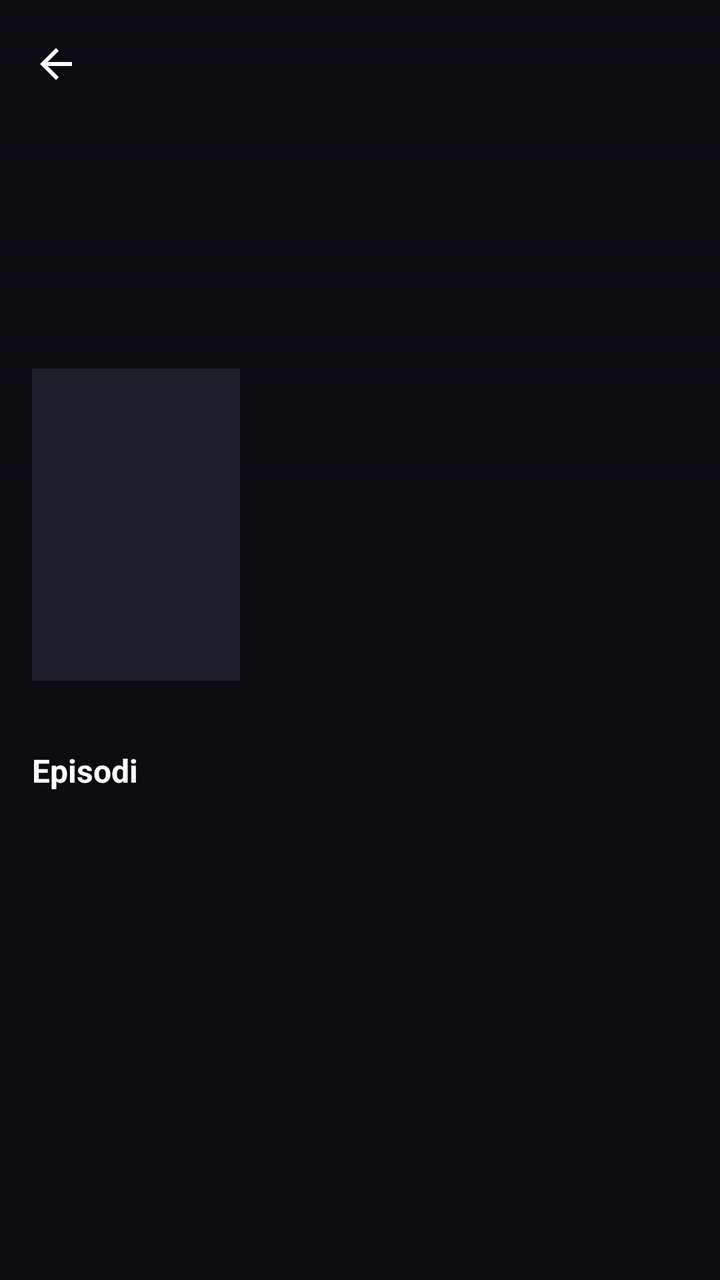
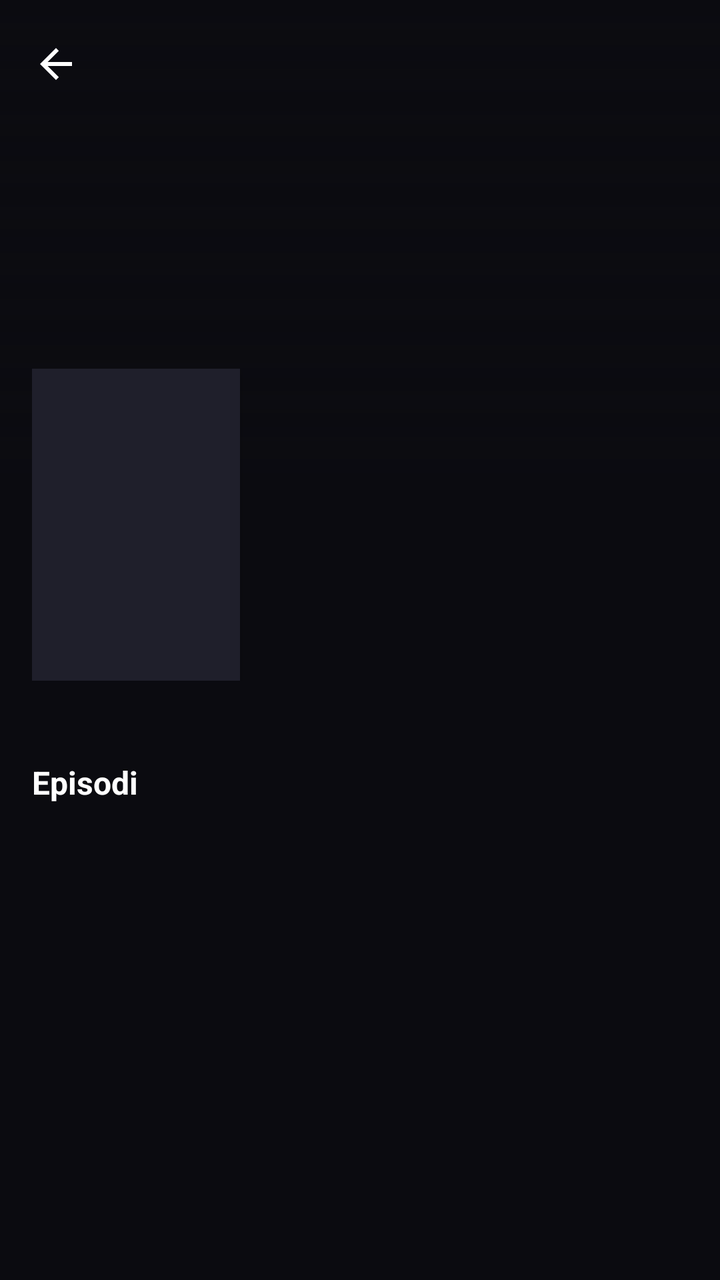

Two renders of the same Android screen: before a commit and after it. Below are the layout's source before the change and the commit's diff.
<!-- AndroidManifest.xml: application theme AppTheme -->
<!-- res/layout/activity_detail.xml -->
<?xml version="1.0" encoding="utf-8"?>
<LinearLayout xmlns:android="http://schemas.android.com/apk/res/android"
    android:layout_width="match_parent"
    android:layout_height="match_parent"
    android:orientation="vertical"
    android:background="@color/bg">

    <ScrollView
        android:id="@+id/d_header_scroll"
        android:layout_width="match_parent"
        android:layout_height="wrap_content"
        android:scrollbars="none">

        <LinearLayout
            android:layout_width="match_parent"
            android:layout_height="wrap_content"
            android:orientation="vertical">

            <FrameLayout
                android:layout_width="match_parent"
                android:layout_height="wrap_content">

                <ImageView
                    android:id="@+id/d_backdrop"
                    android:layout_width="match_parent"
                    android:layout_height="240dp"
                    android:scaleType="centerCrop"
                    android:contentDescription="@string/poster" />

                <ImageView
                    android:layout_width="match_parent"
                    android:layout_height="240dp"
                    android:src="@drawable/scrim_bottom"
                    android:contentDescription="@null" />

                <ImageView
                    android:id="@+id/d_back"
                    android:layout_width="40dp"
                    android:layout_height="40dp"
                    android:layout_marginStart="8dp"
                    android:layout_marginTop="12dp"
                    android:padding="8dp"
                    android:src="@drawable/ic_arrow_back"
                    android:tint="#FFFFFF"
                    android:background="?android:attr/selectableItemBackgroundBorderless"
                    android:contentDescription="@android:string/cancel" />
            </FrameLayout>

            <LinearLayout
                android:layout_width="match_parent"
                android:layout_height="wrap_content"
                android:orientation="horizontal"
                android:paddingStart="16dp"
                android:paddingEnd="16dp"
                android:layout_marginTop="-56dp">

                <ImageView
                    android:id="@+id/d_poster"
                    android:layout_width="104dp"
                    android:layout_height="156dp"
                    android:scaleType="centerCrop"
                    android:background="@color/surface2"
                    android:elevation="4dp"
                    android:contentDescription="@string/poster" />

                <LinearLayout
                    android:layout_width="0dp"
                    android:layout_height="wrap_content"
                    android:layout_weight="1"
                    android:layout_marginStart="14dp"
                    android:orientation="vertical">

                    <TextView
                        android:id="@+id/d_title"
                        android:layout_width="match_parent"
                        android:layout_height="wrap_content"
                        android:textSize="19sp"
                        android:textStyle="bold"
                        android:maxLines="3"
                        android:ellipsize="end"
                        android:textColor="@color/text_primary" />

                    <TextView
                        android:id="@+id/d_count"
                        android:layout_width="match_parent"
                        android:layout_height="wrap_content"
                        android:layout_marginTop="6dp"
                        android:textSize="13sp"
                        android:textColor="@color/accent" />
                </LinearLayout>
            </LinearLayout>

            <HorizontalScrollView
                android:layout_width="match_parent"
                android:layout_height="wrap_content"
                android:scrollbars="none"
                android:paddingStart="16dp"
                android:paddingEnd="16dp"
                android:layout_marginTop="14dp">

                <LinearLayout
                    android:id="@+id/d_chips"
                    android:layout_width="wrap_content"
                    android:layout_height="wrap_content"
                    android:orientation="horizontal" />
            </HorizontalScrollView>
        </LinearLayout>
    </ScrollView>

    <TextView
        android:layout_width="wrap_content"
        android:layout_height="wrap_content"
        android:paddingStart="16dp"
        android:paddingEnd="16dp"
        android:paddingTop="20dp"
        android:paddingBottom="10dp"
        android:text="@string/episodes_header"
        android:textSize="16sp"
        android:textStyle="bold"
        android:textColor="@color/text_primary" />

    <ListView
        android:id="@+id/d_list"
        android:layout_width="match_parent"
        android:layout_height="0dp"
        android:layout_weight="1"
        android:divider="@null"
        android:dividerHeight="0dp"
        android:scrollbars="none"
        android:listSelector="?android:attr/selectableItemBackground" />
</LinearLayout>
<!-- resources referenced by this layout -->
<resources>
  <color name="accent">#7C5CFC</color>
  <color name="bg">#0B0B10</color>
  <color name="surface2">#1F1F2B</color>
  <color name="text_primary">#FFFFFF</color>
  <!-- drawable ic_arrow_back (drawable) -->
  <?xml version="1.0" encoding="utf-8"?>
  <vector xmlns:android="http://schemas.android.com/apk/res/android"
      android:width="24dp" android:height="24dp"
      android:viewportWidth="24" android:viewportHeight="24">
      <path
          android:fillColor="#FFFFFFFF"
          android:pathData="M20,11H7.83l5.59,-5.59L12,4l-8,8 8,8 1.41,-1.41L7.83,13H20v-2z" />
  </vector>
  <!-- drawable scrim_bottom (drawable) -->
  <?xml version="1.0" encoding="utf-8"?>
  <shape xmlns:android="http://schemas.android.com/apk/res/android" android:shape="rectangle">
      <gradient
          android:angle="270"
          android:startColor="#00000000"
          android:endColor="#F20B0B10" />
  </shape>
  <string name="episodes_header">Episodi</string>
  <string name="poster">Copertina</string>
  <style name="AppTheme" parent="android:Theme.Material.NoActionBar">
          <item name="android:colorPrimary">@color/accent</item>
          <item name="android:colorPrimaryDark">@color/bg</item>
          <item name="android:colorAccent">@color/accent</item>
          <item name="android:windowBackground">@color/bg</item>
          <item name="android:statusBarColor">@color/bg</item>
          <item name="android:navigationBarColor">@color/bg</item>
          <item name="android:textColorPrimary">@color/text_primary</item>
          <item name="android:textColorSecondary">@color/text_secondary</item>
          <item name="android:windowLightStatusBar">false</item>
      </style>
  <color name="text_secondary">#A0A4B8</color>
</resources>

<!-- the commit's change to res/layout/activity_detail.xml (unified diff, before → after) -->
@@ -11,100 +11,9 @@
         android:layout_height="wrap_content"
         android:scrollbars="none">
 
-        <LinearLayout
-            android:layout_width="match_parent"
-            android:layout_height="wrap_content"
-            android:orientation="vertical">
-
-            <FrameLayout
-                android:layout_width="match_parent"
-                android:layout_height="wrap_content">
-
-                <ImageView
-                    android:id="@+id/d_backdrop"
-                    android:layout_width="match_parent"
-                    android:layout_height="240dp"
-                    android:scaleType="centerCrop"
-                    android:contentDescription="@string/poster" />
-
-                <ImageView
-                    android:layout_width="match_parent"
-                    android:layout_height="240dp"
-                    android:src="@drawable/scrim_bottom"
-                    android:contentDescription="@null" />
-
-                <ImageView
-                    android:id="@+id/d_back"
-                    android:layout_width="40dp"
-                    android:layout_height="40dp"
-                    android:layout_marginStart="8dp"
-                    android:layout_marginTop="12dp"
-                    android:padding="8dp"
-                    android:src="@drawable/ic_arrow_back"
-                    android:tint="#FFFFFF"
-                    android:background="?android:attr/selectableItemBackgroundBorderless"
-                    android:contentDescription="@android:string/cancel" />
-            </FrameLayout>
-
-            <LinearLayout
-                android:layout_width="match_parent"
-                android:layout_height="wrap_content"
-                android:orientation="horizontal"
-                android:paddingStart="16dp"
-                android:paddingEnd="16dp"
-                android:layout_marginTop="-56dp">
-
-                <ImageView
-                    android:id="@+id/d_poster"
-                    android:layout_width="104dp"
-                    android:layout_height="156dp"
-                    android:scaleType="centerCrop"
-                    android:background="@color/surface2"
-                    android:elevation="4dp"
-                    android:contentDescription="@string/poster" />
-
-                <LinearLayout
-                    android:layout_width="0dp"
-                    android:layout_height="wrap_content"
-                    android:layout_weight="1"
-                    android:layout_marginStart="14dp"
-                    android:orientation="vertical">
-
-                    <TextView
-                        android:id="@+id/d_title"
-                        android:layout_width="match_parent"
-                        android:layout_height="wrap_content"
-                        android:textSize="19sp"
-                        android:textStyle="bold"
-                        android:maxLines="3"
-                        android:ellipsize="end"
-                        android:textColor="@color/text_primary" />
-
-                    <TextView
-                        android:id="@+id/d_count"
-                        android:layout_width="match_parent"
-                        android:layout_height="wrap_content"
-                        android:layout_marginTop="6dp"
-                        android:textSize="13sp"
-                        android:textColor="@color/accent" />
-                </LinearLayout>
-            </LinearLayout>
-
-            <HorizontalScrollView
-                android:layout_width="match_parent"
-                android:layout_height="wrap_content"
-                android:scrollbars="none"
-                android:paddingStart="16dp"
-                android:paddingEnd="16dp"
-                android:layout_marginTop="14dp">
-
-                <LinearLayout
-                    android:id="@+id/d_chips"
-                    android:layout_width="wrap_content"
-                    android:layout_height="wrap_content"
-                    android:orientation="horizontal" />
-            </HorizontalScrollView>
-        </LinearLayout>
+        <include
+            android:id="@+id/d_header"
+            layout="@layout/detail_header" />
     </ScrollView>
 
     <TextView
@@ -129,3 +38,102 @@
         android:scrollbars="none"
         android:listSelector="?android:attr/selectableItemBackground" />
 </LinearLayout>
+<!-- res/layout/detail_header.xml (included above) -->
+<?xml version="1.0" encoding="utf-8"?>
+<LinearLayout xmlns:android="http://schemas.android.com/apk/res/android"
+    android:layout_width="match_parent"
+    android:layout_height="wrap_content"
+    android:orientation="vertical">
+
+    <FrameLayout
+        android:layout_width="match_parent"
+        android:layout_height="wrap_content">
+
+        <ImageView
+            android:id="@+id/d_backdrop"
+            android:layout_width="match_parent"
+            android:layout_height="240dp"
+            android:scaleType="centerCrop"
+            android:contentDescription="@string/poster" />
+
+        <ImageView
+            android:layout_width="match_parent"
+            android:layout_height="240dp"
+            android:src="@drawable/scrim_bottom"
+            android:contentDescription="@null" />
+
+        <ImageView
+            android:id="@+id/d_back"
+            android:layout_width="40dp"
+            android:layout_height="40dp"
+            android:layout_marginStart="8dp"
+            android:layout_marginTop="12dp"
+            android:padding="8dp"
+            android:src="@drawable/ic_arrow_back"
+            android:tint="#FFFFFF"
+            android:clickable="true"
+            android:focusable="true"
+            android:background="?android:attr/selectableItemBackgroundBorderless"
+            android:contentDescription="@android:string/cancel" />
+    </FrameLayout>
+
+    <LinearLayout
+        android:layout_width="match_parent"
+        android:layout_height="wrap_content"
+        android:orientation="horizontal"
+        android:paddingStart="16dp"
+        android:paddingEnd="16dp"
+        android:layout_marginTop="-56dp">
+
+        <ImageView
+            android:id="@+id/d_poster"
+            android:layout_width="104dp"
+            android:layout_height="156dp"
+            android:scaleType="centerCrop"
+            android:background="@color/surface2"
+            android:elevation="4dp"
+            android:contentDescription="@string/poster" />
+
+        <LinearLayout
+            android:layout_width="0dp"
+            android:layout_height="wrap_content"
+            android:layout_weight="1"
+            android:layout_marginStart="14dp"
+            android:orientation="vertical">
+
+            <TextView
+                android:id="@+id/d_title"
+                android:layout_width="match_parent"
+                android:layout_height="wrap_content"
+                android:textSize="19sp"
+                android:textStyle="bold"
+                android:maxLines="3"
+                android:ellipsize="end"
+                android:textColor="@color/text_primary" />
+
+            <TextView
+                android:id="@+id/d_count"
+                android:layout_width="match_parent"
+                android:layout_height="wrap_content"
+                android:layout_marginTop="6dp"
+                android:textSize="13sp"
+                android:textColor="@color/accent" />
+        </LinearLayout>
+    </LinearLayout>
+
+    <HorizontalScrollView
+        android:layout_width="match_parent"
+        android:layout_height="wrap_content"
+        android:scrollbars="none"
+        android:paddingStart="16dp"
+        android:paddingEnd="16dp"
+        android:layout_marginTop="14dp"
+        android:layout_marginBottom="6dp">
+
+        <LinearLayout
+            android:id="@+id/d_chips"
+            android:layout_width="wrap_content"
+            android:layout_height="wrap_content"
+            android:orientation="horizontal" />
+    </HorizontalScrollView>
+</LinearLayout>
